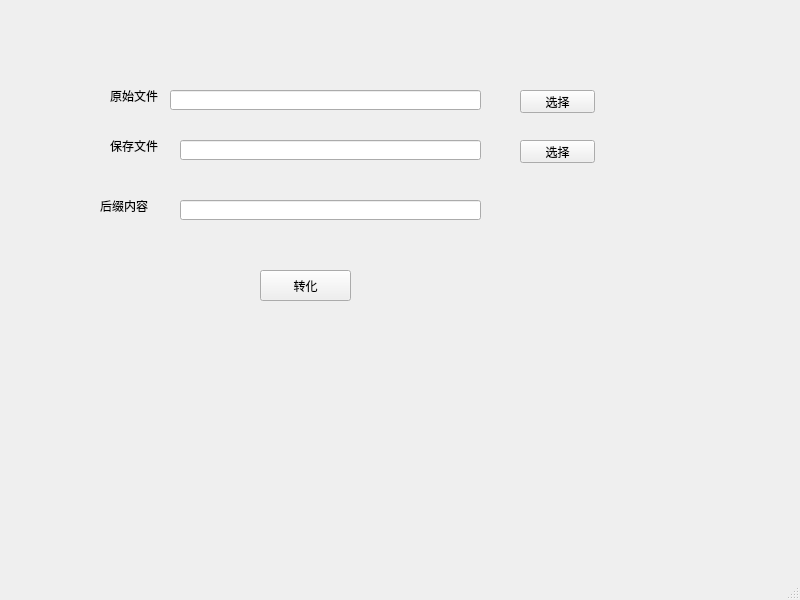
Old version of the form FileChange/mainwindow.ui in the repository ChinaClever/FileChange.
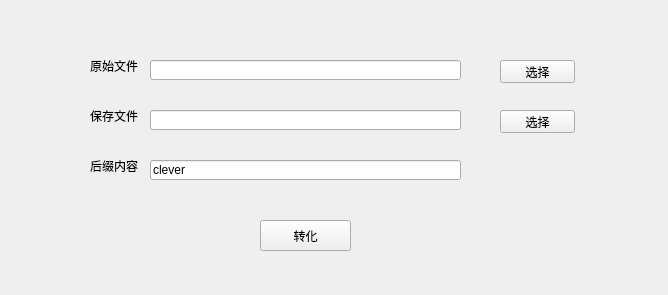
New version of the form.

Commit message: 增加检验功能

```diff
--- a/FileChange/mainwindow.ui
+++ b/FileChange/mainwindow.ui
@@ -6,8 +6,8 @@
    <rect>
     <x>0</x>
     <y>0</y>
-    <width>800</width>
-    <height>600</height>
+    <width>668</width>
+    <height>295</height>
    </rect>
   </property>
   <property name="windowTitle">
@@ -17,8 +17,8 @@
    <widget class="QLineEdit" name="sFileEdit">
     <property name="geometry">
      <rect>
-      <x>170</x>
-      <y>90</y>
+      <x>150</x>
+      <y>60</y>
       <width>311</width>
       <height>20</height>
      </rect>
@@ -27,8 +27,8 @@
    <widget class="QLabel" name="label">
     <property name="geometry">
      <rect>
-      <x>110</x>
-      <y>90</y>
+      <x>90</x>
+      <y>60</y>
       <width>54</width>
       <height>12</height>
      </rect>
@@ -40,8 +40,8 @@
    <widget class="QPushButton" name="sFileBtn">
     <property name="geometry">
      <rect>
-      <x>520</x>
-      <y>90</y>
+      <x>500</x>
+      <y>60</y>
       <width>75</width>
       <height>23</height>
      </rect>
@@ -53,8 +53,8 @@
    <widget class="QLabel" name="label_2">
     <property name="geometry">
      <rect>
-      <x>110</x>
-      <y>140</y>
+      <x>90</x>
+      <y>110</y>
       <width>54</width>
       <height>12</height>
      </rect>
@@ -66,9 +66,9 @@
    <widget class="QLineEdit" name="fileEdit">
     <property name="geometry">
      <rect>
-      <x>180</x>
-      <y>140</y>
-      <width>301</width>
+      <x>150</x>
+      <y>110</y>
+      <width>311</width>
       <height>20</height>
      </rect>
     </property>
@@ -76,8 +76,8 @@
    <widget class="QPushButton" name="fileBtn">
     <property name="geometry">
      <rect>
-      <x>520</x>
-      <y>140</y>
+      <x>500</x>
+      <y>110</y>
       <width>75</width>
       <height>23</height>
      </rect>
@@ -89,18 +89,21 @@
    <widget class="QLineEdit" name="suffixEdit">
     <property name="geometry">
      <rect>
-      <x>180</x>
-      <y>200</y>
-      <width>301</width>
+      <x>150</x>
+      <y>160</y>
+      <width>311</width>
       <height>20</height>
      </rect>
     </property>
+    <property name="text">
+     <string>clever</string>
+    </property>
    </widget>
    <widget class="QLabel" name="label_4">
     <property name="geometry">
      <rect>
-      <x>100</x>
-      <y>200</y>
+      <x>90</x>
+      <y>160</y>
       <width>54</width>
       <height>12</height>
      </rect>
@@ -113,7 +116,7 @@
     <property name="geometry">
      <rect>
       <x>260</x>
-      <y>270</y>
+      <y>220</y>
       <width>91</width>
       <height>31</height>
      </rect>
@@ -123,17 +126,6 @@
     </property>
    </widget>
   </widget>
-  <widget class="QMenuBar" name="menubar">
-   <property name="geometry">
-    <rect>
-     <x>0</x>
-     <y>0</y>
-     <width>800</width>
-     <height>23</height>
-    </rect>
-   </property>
-  </widget>
-  <widget class="QStatusBar" name="statusbar"/>
  </widget>
  <resources/>
  <connections/>
```
The commit also changes 2 other files.
